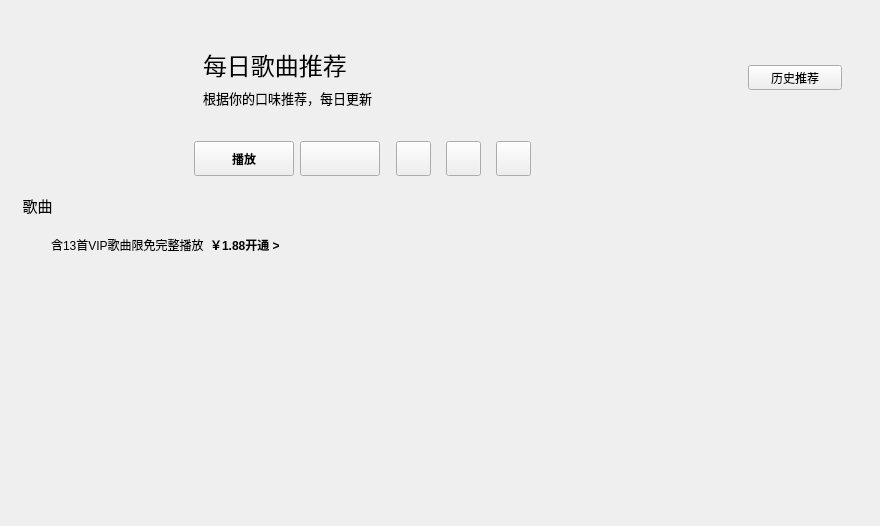
a-mo-xi-wei/Qt-KuGouAppClient, file KuGouStart/DailyRecommend/DailyRecommend.ui: the form before one commit.
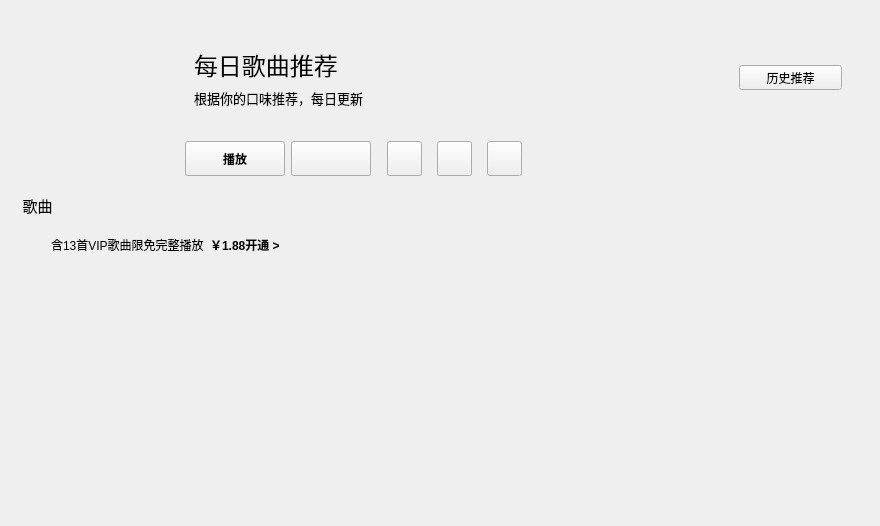
The form after the commit. Custom widgets are drawn as their Qt base class.

Commit message: 调整边距

```diff
--- a/KuGouStart/DailyRecommend/DailyRecommend.ui
+++ b/KuGouStart/DailyRecommend/DailyRecommend.ui
@@ -45,6 +45,9 @@
       <item>
        <widget class="QWidget" name="widget_5" native="true">
         <layout class="QVBoxLayout" name="verticalLayout_2">
+         <property name="leftMargin">
+          <number>0</number>
+         </property>
          <property name="bottomMargin">
           <number>0</number>
          </property>
```
Left out of the diff: 2 changed lines with no effect on the pictures. The commit also changes 1 other file.
